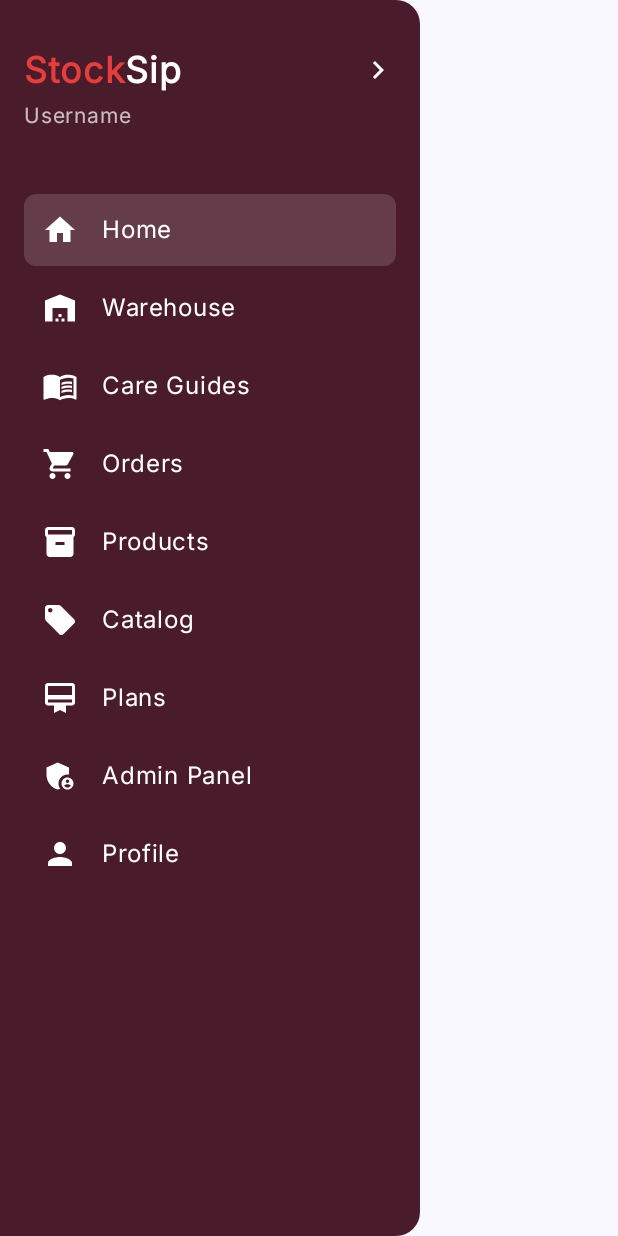
After one commit to LiquoTrack/stocksip-android-native-app, an Android app built with Jetpack Compose: the composable NavDrawer shown on its own in the app's theme, on a phone screen of 412 x 824 dp. The commit adds this screen. Run offline under Robolectric (Android 15) with nearby library versions, the phone set to English and light mode, and no system bars.

Commit message:
feat(profile): add shared components.

```diff
--- /dev/null
+++ b/app/src/main/java/com/liquotrack/stocksip/shared/ui/components/NavDrawer.kt
@@ -0,0 +1,262 @@
+package com.liquotrack.stocksip.shared.ui.components
+
+import androidx.compose.foundation.background
+import androidx.compose.foundation.clickable
+import androidx.compose.foundation.layout.Column
+import androidx.compose.foundation.layout.Row
+import androidx.compose.foundation.layout.Spacer
+import androidx.compose.foundation.layout.fillMaxSize
+import androidx.compose.foundation.layout.fillMaxWidth
+import androidx.compose.foundation.layout.height
+import androidx.compose.foundation.layout.padding
+import androidx.compose.foundation.layout.size
+import androidx.compose.foundation.layout.width
+import androidx.compose.foundation.shape.RoundedCornerShape
+import androidx.compose.material.icons.Icons
+import androidx.compose.material.icons.automirrored.filled.MenuBook
+import androidx.compose.material.icons.filled.AdminPanelSettings
+import androidx.compose.material.icons.filled.CardMembership
+import androidx.compose.material.icons.filled.ChevronRight
+import androidx.compose.material.icons.filled.Home
+import androidx.compose.material.icons.filled.Inventory
+import androidx.compose.material.icons.filled.LocalOffer
+import androidx.compose.material.icons.filled.Person
+import androidx.compose.material.icons.filled.ShoppingCart
+import androidx.compose.material.icons.filled.Warehouse
+import androidx.compose.material3.Icon
+import androidx.compose.material3.ModalDrawerSheet
+import androidx.compose.material3.Text
+import androidx.compose.runtime.Composable
+import androidx.compose.ui.Alignment
+import androidx.compose.ui.Modifier
+import androidx.compose.ui.graphics.Color
+import androidx.compose.ui.graphics.vector.ImageVector
+import androidx.compose.ui.text.SpanStyle
+import androidx.compose.ui.text.buildAnnotatedString
+import androidx.compose.ui.text.font.FontWeight
+import androidx.compose.ui.text.withStyle
+import androidx.compose.ui.unit.dp
+import androidx.compose.ui.unit.sp
+
+/**
+ * StockSip Navigation Drawer Component
+ *
+ * @param username User's display name
+ * @param currentRoute Currently selected route
+ * @param onNavigate Callback for navigation with route destination
+ * @param onClose Callback to close the drawer
+ */
+@Composable
+fun NavDrawer(
+    username: String = "Username",
+    currentRoute: String = "home",
+    onNavigate: (String) -> Unit = {},
+    onClose: () -> Unit = {}
+) {
+    ModalDrawerSheet(
+        drawerContainerColor = Color(0xFF4A1B2A),
+        modifier = Modifier.width(280.dp)
+    ) {
+        Column(
+            modifier = Modifier
+                .fillMaxSize()
+                .padding(16.dp)
+        ) {
+            // Header Section
+            DrawerHeader(username = username)
+
+            Spacer(modifier = Modifier.height(24.dp))
+
+            // Navigation Items
+            DrawerNavigationItem(
+                icon = Icons.Default.Home,
+                title = "Home",
+                route = "home",
+                currentRoute = currentRoute,
+                onClick = {
+                    onNavigate("home")
+                    onClose()
+                }
+            )
+
+            DrawerNavigationItem(
+                icon = Icons.Default.Warehouse,
+                title = "Warehouse",
+                route = "warehouse",
+                currentRoute = currentRoute,
+                onClick = {
+                    onNavigate("warehouse")
+                    onClose()
+                }
+            )
+
+            DrawerNavigationItem(
+                icon = Icons.AutoMirrored.Filled.MenuBook,
+                title = "Care Guides",
+                route = "care_guides",
+                currentRoute = currentRoute,
+                onClick = {
+                    onNavigate("care_guides")
+                    onClose()
+                }
+            )
+
+            DrawerNavigationItem(
+                icon = Icons.Default.ShoppingCart,
+                title = "Orders",
+                route = "orders",
+                currentRoute = currentRoute,
+                onClick = {
+                    onNavigate("orders")
+                    onClose()
+                }
+            )
+
+            DrawerNavigationItem(
+                icon = Icons.Default.Inventory,
+                title = "Products",
+                route = "products",
+                currentRoute = currentRoute,
+                onClick = {
+                    onNavigate("products")
+                    onClose()
+                }
+            )
+
+            DrawerNavigationItem(
+                icon = Icons.Default.LocalOffer,
+                title = "Catalog",
+                route = "catalog",
+                currentRoute = currentRoute,
+                onClick = {
+                    onNavigate("catalog")
+                    onClose()
+                }
+            )
+
+            DrawerNavigationItem(
+                icon = Icons.Default.CardMembership,
+                title = "Plans",
+                route = "plans",
+                currentRoute = currentRoute,
+                onClick = {
+                    onNavigate("plans")
+                    onClose()
+                }
+            )
+
+            DrawerNavigationItem(
+                icon = Icons.Default.AdminPanelSettings,
+                title = "Admin Panel",
+                route = "admin",
+                currentRoute = currentRoute,
+                onClick = {
+                    onNavigate("admin")
+                    onClose()
+                }
+            )
+
+            DrawerNavigationItem(
+                icon = Icons.Default.Person,
+                title = "Profile",
+                route = "profile",
+                currentRoute = currentRoute,
+                onClick = {
+                    onNavigate("profile")
+                    onClose()
+                }
+            )
+
+            Spacer(modifier = Modifier.weight(1f))
+        }
+    }
+}
+
+@Composable
+private fun DrawerHeader(username: String) {
+    Column(
+        modifier = Modifier
+            .fillMaxWidth()
+            .padding(vertical = 16.dp)
+    ) {
+        Row(
+            verticalAlignment = Alignment.CenterVertically,
+            modifier = Modifier.fillMaxWidth()
+        ) {
+            // App Name
+            Text(
+                text = buildAnnotatedString {
+                    withStyle(style = SpanStyle(
+                        color = Color(0xFFE53E3E),
+                        fontWeight = FontWeight.Bold
+                    )
+                    ) {
+                        append("Stock")
+                    }
+                    withStyle(style = SpanStyle(color = Color.White, fontWeight = FontWeight.Bold)) {
+                        append("Sip")
+                    }
+                },
+                fontSize = 24.sp
+            )
+
+            Spacer(modifier = Modifier.weight(1f))
+
+            // Arrow icon
+            Icon(
+                imageVector = Icons.Default.ChevronRight,
+                contentDescription = "Arrow",
+                tint = Color.White,
+                modifier = Modifier.size(24.dp)
+            )
+        }
+
+        Spacer(modifier = Modifier.height(4.dp))
+
+        // Username
+        Text(
+            text = username,
+            color = Color.White.copy(alpha = 0.7f),
+            fontSize = 14.sp
+        )
+    }
+}
+
+@Composable
+private fun DrawerNavigationItem(
+    icon: ImageVector,
+    title: String,
+    route: String,
+    currentRoute: String,
+    onClick: () -> Unit
+) {
+    val isSelected = currentRoute == route
+    val backgroundColor = if (isSelected) Color.White.copy(alpha = 0.15f) else Color.Transparent
+
+    Row(
+        modifier = Modifier
+            .fillMaxWidth()
+            .clickable(onClick = onClick)
+            .background(backgroundColor, RoundedCornerShape(8.dp))
+            .padding(horizontal = 12.dp, vertical = 12.dp),
+        verticalAlignment = Alignment.CenterVertically
+    ) {
+        Icon(
+            imageVector = icon,
+            contentDescription = title,
+            tint = Color.White,
+            modifier = Modifier.size(24.dp)
+        )
+
+        Spacer(modifier = Modifier.width(16.dp))
+
+        Text(
+            text = title,
+            color = Color.White,
+            fontSize = 16.sp,
+            fontWeight = if (isSelected) FontWeight.Medium else FontWeight.Normal
+        )
+    }
+
+    Spacer(modifier = Modifier.height(4.dp))
+}
```
Also changed, not shown: app/src/main/java/com/liquotrack/stocksip/core/navigation/AppNavigation.kt (+133 -67 lines), app/src/main/java/com/liquotrack/stocksip/core/navigation/DrawerNavHandle.kt (added, +85 -0 lines), app/src/main/java/com/liquotrack/stocksip/core/navigation/Routes.kt (+54 -11 lines), app/src/main/java/com/liquotrack/stocksip/features/profilemanagement/profile/presentation/ProfileView.kt (+33 -3 lines), app/src/main/java/com/liquotrack/stocksip/shared/ui/components/DrawerScaffold.kt (added, +81 -0 lines).
